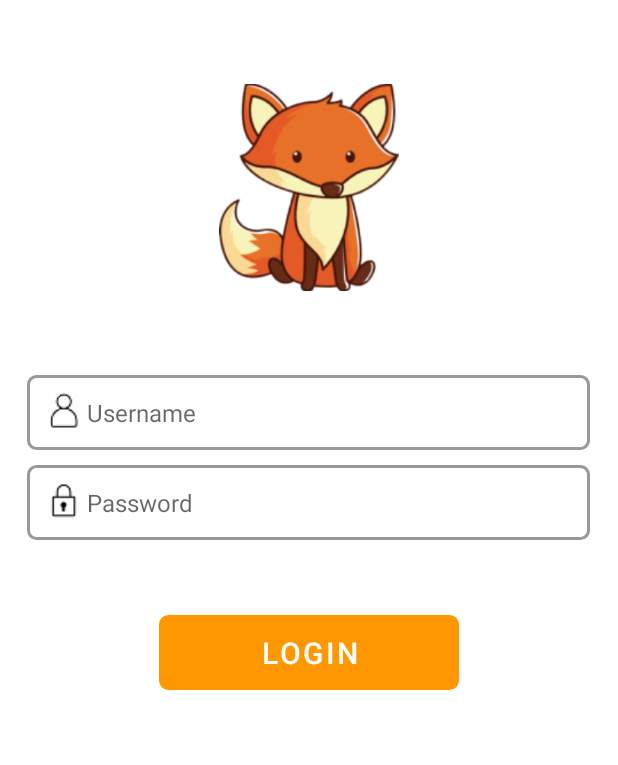
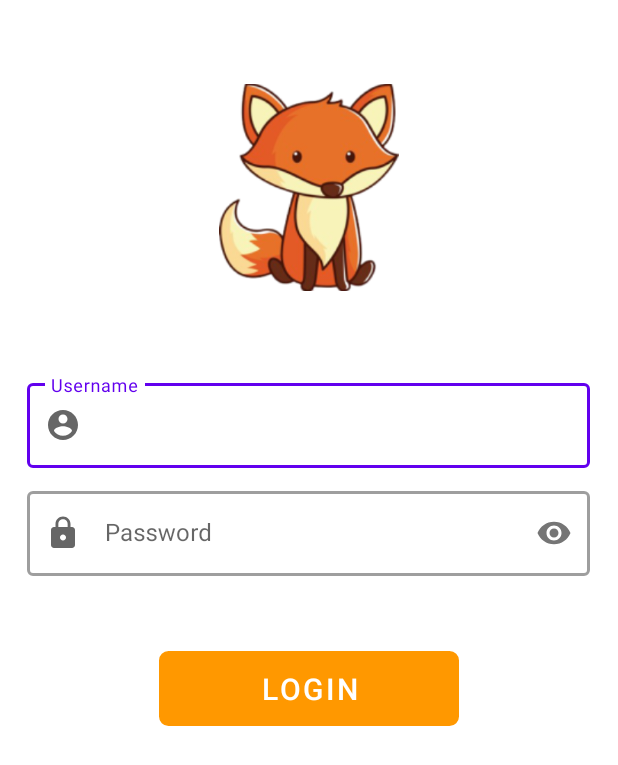
Before and after one commit to qwer5423/carapp, an Android app: the screen it shows after launch (Login), on a phone screen of 412 x 824 dp. Shown: the top 765 px of the screen. Run offline under Robolectric (Android 15) with nearby library versions, the phone set to English and light mode, and no system bars.

Commit message:
登入介面微調

```diff
--- a/app/build.gradle
+++ b/app/build.gradle
@@ -32,9 +32,9 @@ dependencies {
 
     implementation 'androidx.appcompat:appcompat:1.3.1'
     implementation 'com.google.android.material:material:1.4.0'
-    implementation 'androidx.constraintlayout:constraintlayout:2.0.4'
-    testImplementation 'junit:junit:4.+'
+    implementation 'androidx.constraintlayout:constraintlayout:2.1.0'
+    testImplementation 'junit:junit:4.13.2'
     androidTestImplementation 'androidx.test.ext:junit:1.1.3'
     androidTestImplementation 'androidx.test.espresso:espresso-core:3.4.0'
-    implementation 'com.google.android.material:material:1.0.0'
+    implementation 'com.google.android.material:material:1.4.0'
 }
--- a/app/src/main/java/com/example/carapp/Splash_Screen.java
+++ b/app/src/main/java/com/example/carapp/Splash_Screen.java
@@ -5,6 +5,9 @@ import androidx.appcompat.app.AppCompatActivity;
 import android.content.Intent;
 import android.os.Bundle;
 import android.view.WindowManager;
+
+import java.io.FileInputStream;
+import java.io.IOException;
 
 public class Splash_Screen extends AppCompatActivity {
 
--- /dev/null
+++ b/app/src/main/res/drawable/ic_baseline_account_circle_24.xml
@@ -0,0 +1,10 @@
+<vector xmlns:android="http://schemas.android.com/apk/res/android"
+    android:width="24dp"
+    android:height="24dp"
+    android:viewportWidth="24"
+    android:viewportHeight="24"
+    android:tint="?attr/colorControlNormal">
+  <path
+      android:fillColor="@android:color/white"
+      android:pathData="M12,2C6.48,2 2,6.48 2,12s4.48,10 10,10 10,-4.48 10,-10S17.52,2 12,2zM12,5c1.66,0 3,1.34 3,3s-1.34,3 -3,3 -3,-1.34 -3,-3 1.34,-3 3,-3zM12,19.2c-2.5,0 -4.71,-1.28 -6,-3.22 0.03,-1.99 4,-3.08 6,-3.08 1.99,0 5.97,1.09 6,3.08 -1.29,1.94 -3.5,3.22 -6,3.22z"/>
+</vector>
--- /dev/null
+++ b/app/src/main/res/drawable/ic_baseline_lock_24.xml
@@ -0,0 +1,10 @@
+<vector xmlns:android="http://schemas.android.com/apk/res/android"
+    android:width="24dp"
+    android:height="24dp"
+    android:viewportWidth="24"
+    android:viewportHeight="24"
+    android:tint="?attr/colorControlNormal">
+  <path
+      android:fillColor="@android:color/white"
+      android:pathData="M18,8h-1L17,6c0,-2.76 -2.24,-5 -5,-5S7,3.24 7,6v2L6,8c-1.1,0 -2,0.9 -2,2v10c0,1.1 0.9,2 2,2h12c1.1,0 2,-0.9 2,-2L20,10c0,-1.1 -0.9,-2 -2,-2zM12,17c-1.1,0 -2,-0.9 -2,-2s0.9,-2 2,-2 2,0.9 2,2 -0.9,2 -2,2zM15.1,8L8.9,8L8.9,6c0,-1.71 1.39,-3.1 3.1,-3.1 1.71,0 3.1,1.39 3.1,3.1v2z"/>
+</vector>
--- /dev/null
+++ b/app/src/main/res/drawable/ic_baseline_visibility_24.xml
@@ -0,0 +1,10 @@
+<vector xmlns:android="http://schemas.android.com/apk/res/android"
+    android:width="24dp"
+    android:height="24dp"
+    android:viewportWidth="24"
+    android:viewportHeight="24"
+    android:tint="?attr/colorControlNormal">
+  <path
+      android:fillColor="@android:color/white"
+      android:pathData="M12,4.5C7,4.5 2.73,7.61 1,12c1.73,4.39 6,7.5 11,7.5s9.27,-3.11 11,-7.5c-1.73,-4.39 -6,-7.5 -11,-7.5zM12,17c-2.76,0 -5,-2.24 -5,-5s2.24,-5 5,-5 5,2.24 5,5 -2.24,5 -5,5zM12,9c-1.66,0 -3,1.34 -3,3s1.34,3 3,3 3,-1.34 3,-3 -1.34,-3 -3,-3z"/>
+</vector>
--- /dev/null
+++ b/app/src/main/res/drawable/ic_baseline_visibility_off_24.xml
@@ -0,0 +1,10 @@
+<vector xmlns:android="http://schemas.android.com/apk/res/android"
+    android:width="24dp"
+    android:height="24dp"
+    android:viewportWidth="24"
+    android:viewportHeight="24"
+    android:tint="?attr/colorControlNormal">
+  <path
+      android:fillColor="@android:color/white"
+      android:pathData="M12,7c2.76,0 5,2.24 5,5 0,0.65 -0.13,1.26 -0.36,1.83l2.92,2.92c1.51,-1.26 2.7,-2.89 3.43,-4.75 -1.73,-4.39 -6,-7.5 -11,-7.5 -1.4,0 -2.74,0.25 -3.98,0.7l2.16,2.16C10.74,7.13 11.35,7 12,7zM2,4.27l2.28,2.28 0.46,0.46C3.08,8.3 1.78,10.02 1,12c1.73,4.39 6,7.5 11,7.5 1.55,0 3.03,-0.3 4.38,-0.84l0.42,0.42L19.73,22 21,20.73 3.27,3 2,4.27zM7.53,9.8l1.55,1.55c-0.05,0.21 -0.08,0.43 -0.08,0.65 0,1.66 1.34,3 3,3 0.22,0 0.44,-0.03 0.65,-0.08l1.55,1.55c-0.67,0.33 -1.41,0.53 -2.2,0.53 -2.76,0 -5,-2.24 -5,-5 0,-0.79 0.2,-1.53 0.53,-2.2zM11.84,9.02l3.15,3.15 0.02,-0.16c0,-1.66 -1.34,-3 -3,-3l-0.17,0.01z"/>
+</vector>
--- /dev/null
+++ b/app/src/main/res/drawable/show_password_selector.xml
@@ -0,0 +1,5 @@
+<?xml version="1.0" encoding="utf-8"?>
+<selector xmlns:android="http://schemas.android.com/apk/res/android">
+    <item android:drawable="@drawable/ic_baseline_visibility_24" android:state_checked="true"/>
+    <item android:drawable="@drawable/ic_baseline_visibility_off_24"/>
+</selector>
--- a/app/src/main/res/layout/activity_login.xml
+++ b/app/src/main/res/layout/activity_login.xml
@@ -15,34 +15,43 @@
         android:layout_gravity="center"
         android:src="@drawable/logo" />
 
-    <EditText
-        android:id="@+id/account"
+    <com.google.android.material.textfield.TextInputLayout
+        style="@style/Widget.MaterialComponents.TextInputLayout.OutlinedBox"
         android:layout_width="375sp"
-        android:layout_height="50dp"
-        android:textSize="16sp"
-        android:textColor="#FFAD33"
-        android:layout_marginTop="50sp"
-        android:background="@drawable/btn_user"
+        android:layout_height ="wrap_content"
         android:layout_gravity="center"
-        android:paddingLeft="10dp"
-        android:paddingRight="10dp"
-        android:drawableLeft="@drawable/user"
-        android:hint="Username"/>
+        android:layout_marginTop="50dp"
+        app:boxStrokeWidth="2dp"
+        app:startIconDrawable="@drawable/ic_baseline_account_circle_24"
+        android:hint="Username">
+        <EditText
+            android:id="@+id/account"
+            android:layout_width="match_parent"
+            android:layout_height="wrap_content"
+            android:singleLine="true"
+            android:textSize="16sp"
+            android:textColor="@color/text_color"/>
+    </com.google.android.material.textfield.TextInputLayout>
+    <com.google.android.material.textfield.TextInputLayout
+        style="@style/Widget.MaterialComponents.TextInputLayout.OutlinedBox"
+        app:boxStrokeWidth="2dp"
+        android:layout_width="375sp"
+        android:layout_height ="wrap_content"
+        android:layout_gravity="center"
+        android:layout_marginTop="10dp"
+        app:startIconDrawable="@drawable/ic_baseline_lock_24"
+        app:passwordToggleDrawable="@drawable/show_password_selector"
+        app:passwordToggleEnabled="true"
+        android:hint="Password">
 
-    <EditText
-        android:id="@+id/pwd"
-        android:layout_width="375sp"
-        android:layout_gravity="center"
-        android:layout_height="50dp"
-        android:textSize="16sp"
-        android:textColor="#FFAD33"
-        android:layout_marginTop="10sp"
-        android:background="@drawable/btn_user"
-        android:paddingLeft="10dp"
-        android:paddingRight="10dp"
-        android:drawableLeft="@drawable/icon_pwd"
-        android:layout_below="@+id/account"
-        android:hint="Password"/>
+        <EditText
+            android:id="@+id/pwd"
+            android:layout_width="match_parent"
+            android:layout_height="wrap_content"
+            android:singleLine="true"
+            android:textSize="16sp"
+            android:textColor="@color/text_color"/>
+    </com.google.android.material.textfield.TextInputLayout>
 
     <Button
         android:id="@+id/btn_login"
@@ -57,4 +66,5 @@
         app:backgroundTint="#FF9800" />
 
 
+
 </LinearLayout>
--- a/app/src/main/res/values/colors.xml
+++ b/app/src/main/res/values/colors.xml
@@ -11,4 +11,5 @@
     <color name="bg_splash_start">#D82525</color>
     <color name="bg_splash_end">#2012C2</color>
     <color name="splash_title">#346F64</color>
+    <color name="text_color">#FFAD33</color>
 </resources>
```
Also changed, not shown: app/src/main/java/com/example/carapp/Login.java (+25 -2 lines), app/src/main/res/drawable/ic_icon.xml (deleted, +0 -8 lines), app/src/main/res/drawable/ic_icon1.xml (deleted, +0 -9 lines), app/src/main/res/values/style.xml (added, +9 -0 lines).
